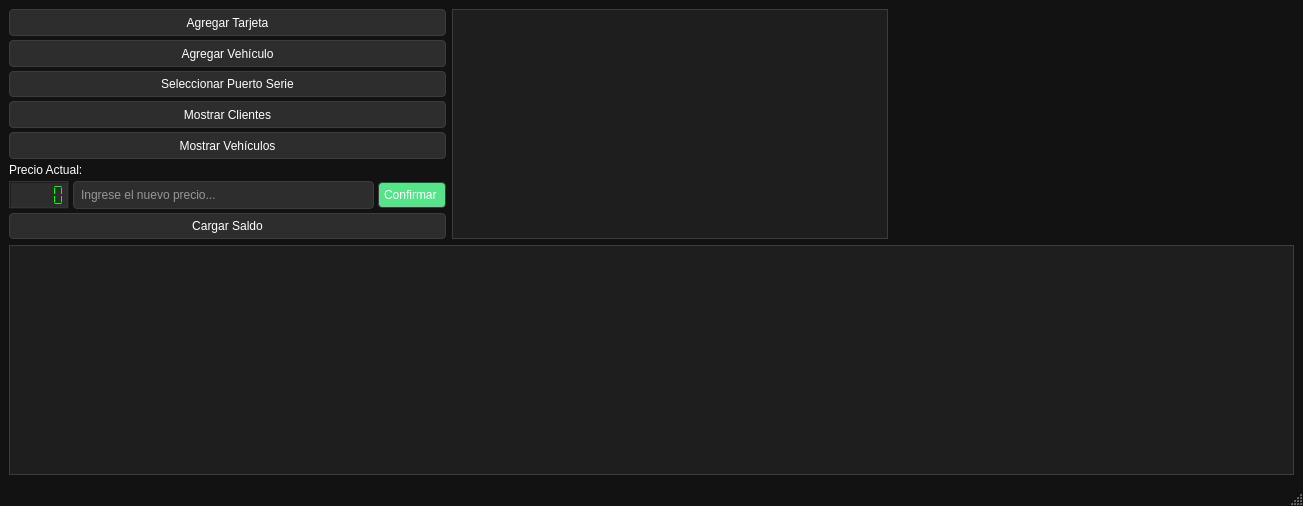
This is mainwindow.ui in ffpp2003/SAPEIClient as Qt 5 draws it before an edit. The edited form follows.
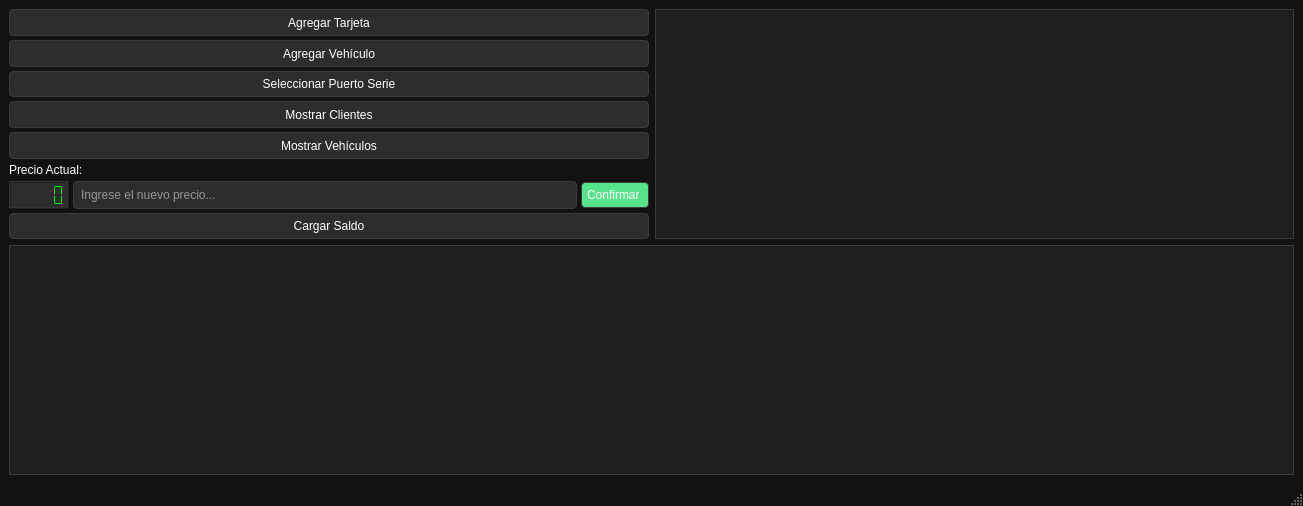
This is the edited form.

Commit message: Hace que el logo este flotando en la esquina

Diff of the .ui file:
```diff
--- a/mainwindow.ui
+++ b/mainwindow.ui
@@ -224,31 +224,6 @@
         </property>
        </widget>
       </item>
-      <item>
-       <widget class="QLabel" name="utnLogo">
-        <property name="sizePolicy">
-         <sizepolicy hsizetype="MinimumExpanding" vsizetype="MinimumExpanding">
-          <horstretch>0</horstretch>
-          <verstretch>0</verstretch>
-         </sizepolicy>
-        </property>
-        <property name="minimumSize">
-         <size>
-          <width>0</width>
-          <height>0</height>
-         </size>
-        </property>
-        <property name="maximumSize">
-         <size>
-          <width>400</width>
-          <height>400</height>
-         </size>
-        </property>
-        <property name="toolTip">
-         <string>Logo Animado</string>
-        </property>
-       </widget>
-      </item>
      </layout>
     </item>
     <item>
```
The commit also changes 2 other files.
